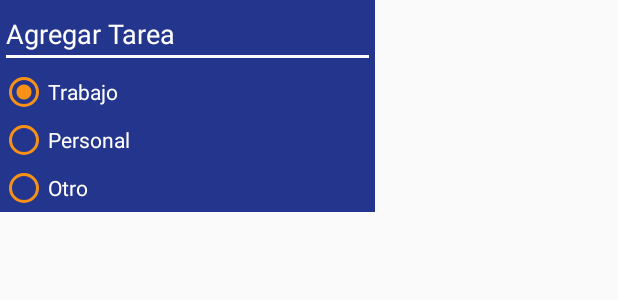
After one commit to XimenaLargo/ToDo-Android-App, an Android app built with Jetpack Compose: the layout dialog_task.xml on its own in the app's theme, with its tools: preview values and no code run, on a phone screen of 412 x 824 dp. The commit adds this screen. Shown: the top 300 px of the screen. Run offline under Robolectric (Android 15) with nearby library versions, the phone set to English and light mode, and no system bars.

Commit message:
Add dialog task layout

```diff
--- /dev/null
+++ b/app/src/main/res/layout/dialog_task.xml
@@ -0,0 +1,49 @@
+<?xml version="1.0" encoding="utf-8"?>
+<LinearLayout xmlns:android="http://schemas.android.com/apk/res/android"
+    android:orientation="vertical"
+    android:layout_width="250dp"
+    android:layout_height="wrap_content"
+    android:background="@color/todo_background_card">
+
+    <EditText
+        android:id="@+id/edTask"
+        android:layout_width="match_parent"
+        android:layout_height="wrap_content"
+        android:backgroundTint="@color/white"
+        android:hint="@string/todo_dialog"
+        android:textColor="@color/white"
+        android:textColorHint="@color/white"
+        />
+
+    <RadioGroup
+        android:id="@+id/rgCategories"
+        android:layout_width="match_parent"
+        android:layout_height="wrap_content">
+
+        <RadioButton
+            android:id="@+id/rbBusiness"
+            android:layout_width="match_parent"
+            android:layout_height="wrap_content"
+            android:buttonTint="@color/todo_job_category"
+            android:checked="true"
+            android:text="@string/todo_category_job"
+            android:textColor="@color/white"
+            />
+        <RadioButton
+            android:id="@+id/rbPersonal"
+            android:layout_width="match_parent"
+            android:layout_height="wrap_content"
+            android:buttonTint="@color/todo_personal_category"
+            android:text="@string/todo_category_personal"
+            android:textColor="@color/white"
+            />
+        <RadioButton
+            android:id="@+id/rbOther"
+            android:layout_width="match_parent"
+            android:layout_height="wrap_content"
+            android:buttonTint="@color/todo_other_category"
+            android:text="@string/todo_category_other"
+            android:textColor="@color/white"
+            />
+    </RadioGroup>
+</LinearLayout>
--- a/app/src/main/res/values/colors.xml
+++ b/app/src/main/res/values/colors.xml
@@ -14,5 +14,8 @@
     <color name="todo_personal_card">#4D7E79</color>
     <color name="todo_other_card">#A6645F</color>
     <color name="todo_accent">#F61260</color>
+    <color name="todo_job_category">#F89216</color>
+    <color name="todo_personal_category">#F89216</color>
+    <color name="todo_other_category">#F89216</color>
 
 </resources>
--- a/app/src/main/res/values/strings.xml
+++ b/app/src/main/res/values/strings.xml
@@ -3,4 +3,8 @@
     <string name="todo_title">Bienvenido, user</string>
     <string name="todo_categories">Categorias</string>
     <string name="tasks">Tareas</string>
+    <string name="todo_dialog">Agregar Tarea</string>
+    <string name="todo_category_job">Trabajo</string>
+    <string name="todo_category_personal">Personal</string>
+    <string name="todo_category_other">Otro</string>
 </resources>
```
